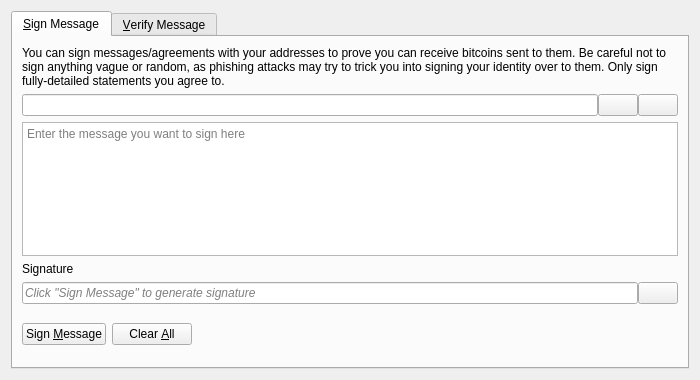
The window that src/qt/forms/signverifymessagedialog.ui (sugarchain-project/yumekawa) describes before a commit, drawn with Qt 5.
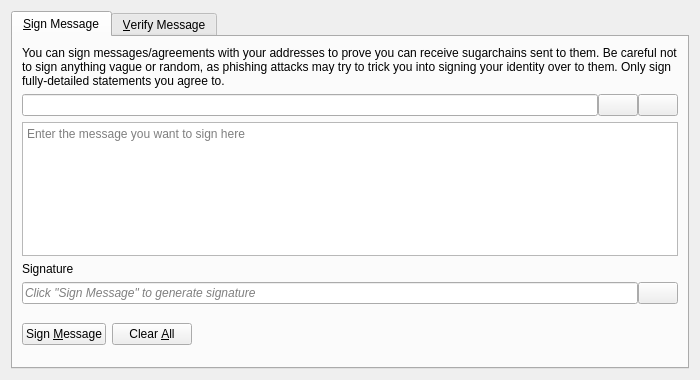
The same window after the commit. Icons and pictures are not drawn. Custom widgets are drawn as their Qt base class.

Commit message:
Sugarchain: Branding
- Policy: No unnecessary changes on comments or words

- Fixed Tests:
  * wallet_bumpfee.py
  * rpc_fundrawtransaction.py
  * rpc_psbt.py
  * wallet_basic.py

- CI:
  * Travis
  * Cirrus
  * Gitian

- Disabled Tests (against no previous releases)
  * feature_backwards_compatibility.py
  * wallet_upgradewallet.py
  * mempool_compatibility.py

```diff
--- a/src/qt/forms/signverifymessagedialog.ui
+++ b/src/qt/forms/signverifymessagedialog.ui
@@ -30,7 +30,7 @@
        <item>
         <widget class="QLabel" name="infoLabel_SM">
          <property name="text">
-          <string>You can sign messages/agreements with your addresses to prove you can receive bitcoins sent to them. Be careful not to sign anything vague or random, as phishing attacks may try to trick you into signing your identity over to them. Only sign fully-detailed statements you agree to.</string>
+          <string>You can sign messages/agreements with your addresses to prove you can receive sugarchains sent to them. Be careful not to sign anything vague or random, as phishing attacks may try to trick you into signing your identity over to them. Only sign fully-detailed statements you agree to.</string>
          </property>
          <property name="textFormat">
           <enum>Qt::PlainText</enum>
```
Left out of the diff: 8 changed lines with no effect on the pictures. The commit also changes 118 other files.
